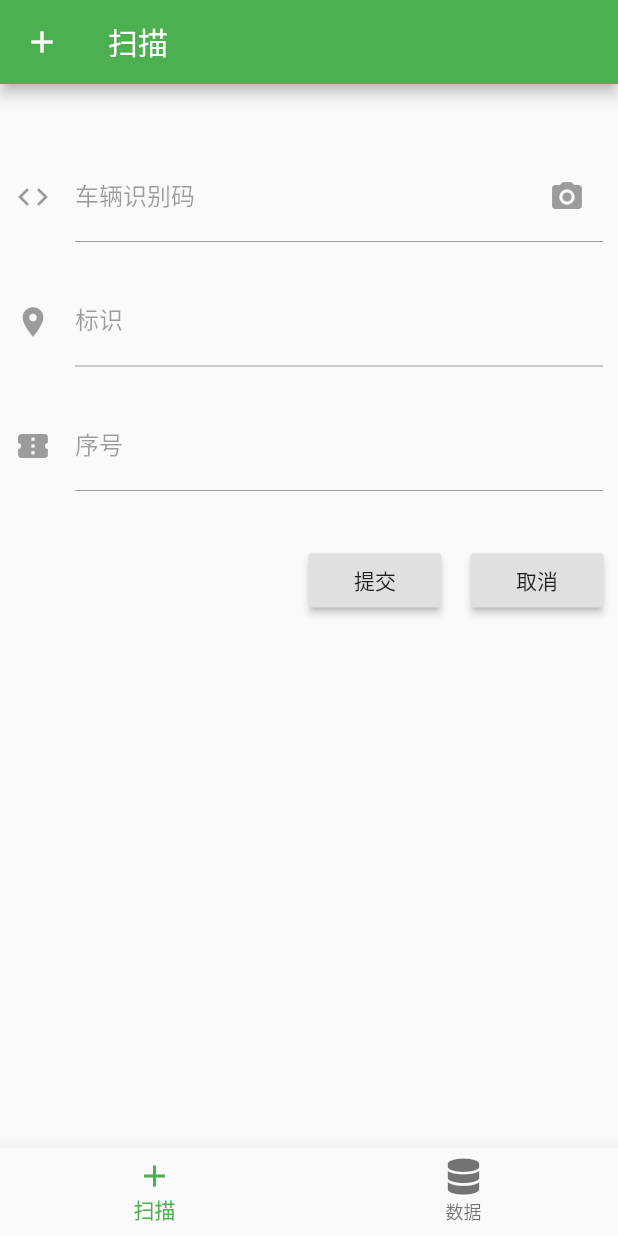
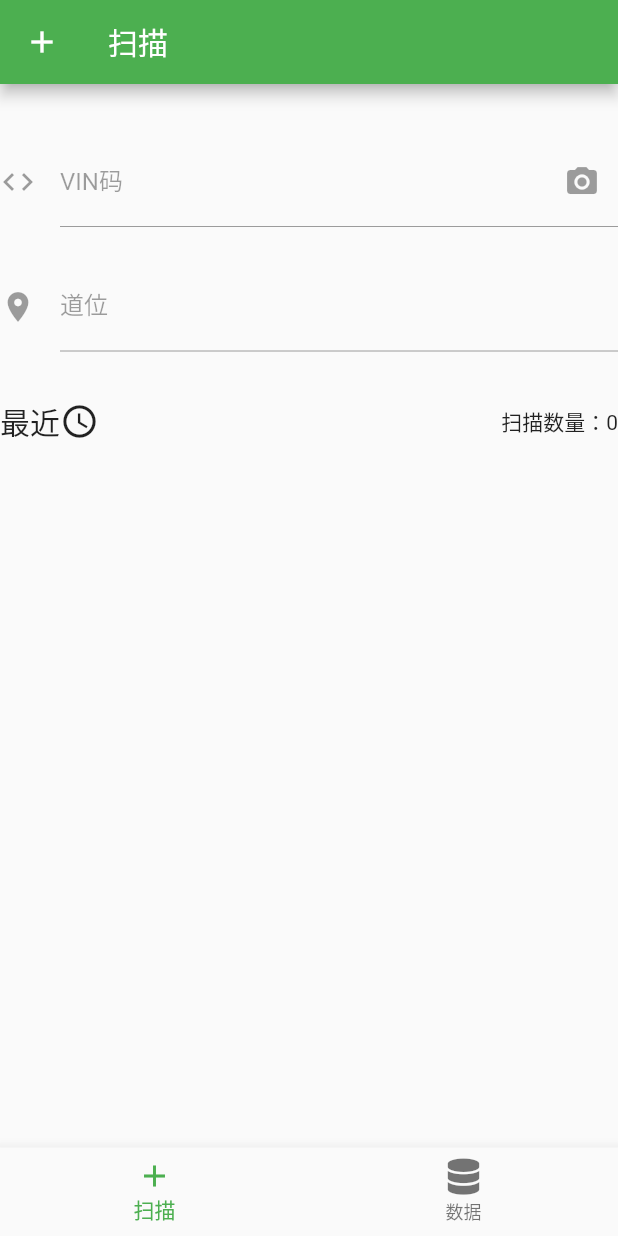
Before and after one commit to wwts17/ws_app, a Flutter app: the screen it shows after launch, on a phone screen of 412 x 824 dp. Run offline on Flutter 3.47's test engine with Material 2 defaults, Android fonts, the phone set to English and light mode, and no system bars; our stand-ins replace audioplayers, csv, file_picker, font_awesome_flutter, permission_handler, sqflite and 1 more; missing offline and left inert: barcode_scan, gbk2utf8, spreadsheet_decoder; accounts and stored records are empty.

Commit message:
Add load data from file

```diff
--- a/lib/src/widgets/add_car.dart
+++ b/lib/src/widgets/add_car.dart
@@ -2,6 +2,7 @@ import 'dart:async';
 import 'package:flutter/material.dart';
 import 'package:barcode_scan/barcode_scan.dart';
 import 'package:flutter/services.dart';
+import 'package:audioplayers/audio_cache.dart';
 import '../warehouse.dart';
 import '../car.dart';
 
@@ -10,22 +11,31 @@ class AddCar extends StatefulWidget {
   _AddCarState createState() => _AddCarState();
 }
 
+const _successAudio = 'success.mp3';
+
 class _AddCarState extends State<AddCar> with SingleTickerProviderStateMixin {
   AnimationController _controller;
 
+  static AudioCache _player = AudioCache();
   final _whRepo = WarehouseRepository();
-  final carRepo = CarRepository();
+  final _carRepo = CarRepository();
   final _textController = TextEditingController();
   final _formKey = GlobalKey<FormState>();
   bool _fieldState = false;
   String _barcode = '';
-  int _selected,_num;
-  String _mark,_vin;
+  int _selected;
+  String _mark, _vin;
+  static List<Car> latest = [];
 
   @override
   void initState() {
+    loadData();
     _controller = AnimationController(vsync: this);
     super.initState();
+  }
+
+  loadData() async {
+    await _player.load(_successAudio);
   }
 
   @override
@@ -37,10 +47,60 @@ class _AddCarState extends State<AddCar> with SingleTickerProviderStateMixin {
 
   @override
   Widget build(BuildContext context) {
-    return Padding(
-      padding: EdgeInsets.all(10.0),
-      child: ListView(children: [
-        Form(
+    return  ListView(
+                children:[
+                  _buildForm(),
+                Padding(
+                  padding: EdgeInsets.only(top: 20.0),
+                  child: Row(
+                    mainAxisAlignment: MainAxisAlignment.spaceBetween,
+                    children: <Widget>[
+                    Row(
+                    children: <Widget>[
+                      Text(
+                        '最近',
+                        style: TextStyle(fontSize: 20.0, fontWeight: FontWeight.w500),
+                      ),
+                      Icon(
+                        Icons.access_time,
+                        size: 26.0,
+                      ),
+                    ],
+                  ),
+                      Text('扫描数量：${latest.length}')
+                    ],
+                  ),
+                ),
+                Column(
+                  children: latest
+                      .map((f) =>Card(
+                      child: Container(
+                          child:Column(
+                            crossAxisAlignment: CrossAxisAlignment.stretch,
+                        children: <Widget>[
+                          Text('VIN码:${f.vin}'),
+                          FutureBuilder<Warehouse>(
+                            future: _whRepo.queryById(f.warehouseId),
+                            builder: (context, snap2) {
+                              if (snap2.connectionState == ConnectionState.done) {
+                                return Text('仓库：${snap2.data.name}');
+                              } else {
+                                return Container();
+                              }
+                            },
+                          ),
+                          Text('道位：${f.mark}'),
+                          Text('序号：${f.num}'),
+                        ],
+                      )))).toList(),
+                ),
+              ],
+            );
+  }
+
+
+  Widget _buildForm() {
+    return Form(
         key: _formKey,
         child: Column(
           children: <Widget>[
@@ -50,14 +110,20 @@ class _AddCarState extends State<AddCar> with SingleTickerProviderStateMixin {
                 future: _whRepo.all(),
                 builder: (context, snap) {
                   if (snap.connectionState == ConnectionState.done &&
-                        snap.data != null && snap.data.isNotEmpty) {
-                      return DropdownButtonFormField(
+                      snap.data != null &&
+                      snap.data.isNotEmpty) {
+                    return DropdownButtonFormField<int>(
                       onChanged: (value) {
                         print(value);
                         setState(() {
                           _selected = value;
                           _fieldState = true;
                         });
+                      },
+                      validator: (input) {
+                        if (input == null || input == 0) {
+                          return '请选择仓库';
+                        }
                       },
                       value: _selected,
                       decoration: InputDecoration(
@@ -80,16 +146,16 @@ class _AddCarState extends State<AddCar> with SingleTickerProviderStateMixin {
               child: TextFormField(
                 controller: _textController,
                 enabled: _fieldState,
-                  validator: (input){
-                    var r= RegExp(r'^[A-Za-z0-9]{17}$');
-                    if(!r.hasMatch(input)){
+                validator: (input) {
+                  var r = RegExp(r'^[A-Za-z0-9]{17}$');
+                  if (input.isEmpty || !r.hasMatch(input)) {
                     return '请输入由数字和字母组成的17位识别码';
                   }
                   return null;
                 },
-                  onSaved: (input)=>_vin = input,
+                onSaved: (input) => _vin = input,
                 decoration: InputDecoration(
-                    labelText: '车辆识别码',
+                  labelText: 'VIN码',
                   icon: Icon(Icons.code),
                   suffixIcon: IconButton(
                     icon: Icon(Icons.camera_alt),
@@ -98,6 +164,7 @@ class _AddCarState extends State<AddCar> with SingleTickerProviderStateMixin {
                       setState(() {
                         _textController.text = _barcode;
                       });
+                      _submit();
                     },
                   ),
                 ),
@@ -107,80 +174,58 @@ class _AddCarState extends State<AddCar> with SingleTickerProviderStateMixin {
               padding: EdgeInsets.symmetric(vertical: 12.0),
               child: TextFormField(
                 enabled: _fieldState,
-                  validator: (input){
-                    var r= RegExp(r'[\u4e00-\u9fa5\w]+$');
-                    if(!r.hasMatch(input)){
-                      return '请输入标识';
+                validator: (input) {
+                  var r = RegExp(r'[\u4e00-\u9fa5\w@]+$');
+                  if (input.isEmpty || !r.hasMatch(input)) {
+                    return '请输入道位';
                   }
                   return null;
                 },
-                  onSaved: (input)=>_mark = input,
+                onSaved: (input) => _mark = input,
                 decoration: InputDecoration(
-                    labelText: '标识',
+                  labelText: '道位',
                   icon: Icon(Icons.room),
                 ),
               ),
             ),
-              Padding(
-                padding: EdgeInsets.symmetric(vertical: 12.0),
-                child: TextFormField(
-                  enabled: _fieldState,
-                  validator: (input){
-                    var r= RegExp(r'\d+$');
-                    if(!r.hasMatch(input)){
-                      return '请输入数字序号';
-                    }
-                    return null;
-                  },
-                  onSaved: (input)=>_num = int.parse(input),
-                  keyboardType: TextInputType.number,
-                  decoration: InputDecoration(
-                    labelText: '序号',
-                    icon: Icon(Icons.confirmation_number),
-                  ),
-                ),
-              ),
-              Padding(
-                padding: EdgeInsets.symmetric(vertical: 24.0),
-                child: Row(
-                  mainAxisAlignment: MainAxisAlignment.end,
-                  children: <Widget>[
-                    RaisedButton(
-                      onPressed: _submit,
-                      child: const Text('提交'),
-                    ),
-                    Padding(
-                      padding: EdgeInsets.all(10.0),
-                    ),
-                    RaisedButton(
-                      onPressed: _cancel,
-                      child: const Text('取消'),
-                    ),
+//              Padding(
+//                padding: EdgeInsets.symmetric(vertical: 12.0),
+//                child: TextFormField(
+//                  enabled: _fieldState,
+//                  validator: (input){
+//                    var r= RegExp(r'\d+$');
+//                    if(!r.hasMatch(input)){
+//                      return '请输入数字序号';
+//                    }
+//                    return null;
+//                  },
+//                  onSaved: (input)=>_num = int.parse(input),
+//                  keyboardType: TextInputType.number,
+//                  decoration: InputDecoration(
+//                    labelText: '序号',
+//                    icon: Icon(Icons.confirmation_number),
+//                  ),
+//                ),
+//              ),
           ],
         ),
-              )
-            ],
-          ),
-        ),
-      ]),
       );
   }
 
-  void _submit() async{
+  void _submit() async {
     if (_formKey.currentState.validate()) {
       _formKey.currentState.save();
-      await carRepo.save(Car(warehouseId: _selected,vin: _vin,mark: _mark,num: _num));
-      print("----------------------->${carRepo.all()}");
+      int _num = await _carRepo.count(_selected, _mark);
+      Car _add =
+          Car(warehouseId: _selected, vin: _vin, mark: _mark, num: _num + 1);
+      int result = await _carRepo.save(_add);
+      if (result > 0) {
+        await playMusic();
       }
+      setState(() {
+        latest.add(_add);
+      });
     }
-
-  void _cancel() {
-    setState(() {
-      _formKey.currentState.reset();
-      _textController.text = '';
-      _selected = null;
-      _fieldState = false;
-    });
   }
 
   Future scan() async {
@@ -202,4 +247,8 @@ class _AddCarState extends State<AddCar> with SingleTickerProviderStateMixin {
       setState(() => this._barcode = 'Unknown error: $e');
     }
   }
+
+  Future<void> playMusic() async {
+    await _player.play(_successAudio);
   }
+}
--- a/lib/src/widgets/carlist.dart
+++ b/lib/src/widgets/carlist.dart
@@ -31,16 +31,17 @@ class _CarListViewState extends State<CarListView> with SingleTickerProviderStat
       builder: (context,snap){
         if(snap.connectionState==ConnectionState.done&&snap.data!=null){
           List<Widget> widgets = List();
-          widgets.add(Text('Total：${snap.data.length}',style: TextStyle(fontSize: 20.0),));
+          widgets.add(Text('扫描总数：${snap.data.length}',style: TextStyle(fontSize: 20.0),));
           for (int i=0;i<snap.data.length;i++) {
             widgets.add(Card(
               child: Column(
+                crossAxisAlignment: CrossAxisAlignment.stretch,
                 children: <Widget>[
                   Text('${i+1}/${snap.data.length}'),
-                  Text('ID：${snap.data[i].id}'),
-                  Text('车辆识别码：${snap.data[i].vin}'),
+                  //Text('ID：${snap.data[i].id}'),
+                  Text('VIN码：${snap.data[i].vin}'),
                   FutureBuilder<Warehouse>(
-                    future: _whRepo.queryById(snap.data[i].id),
+                    future: _whRepo.queryById(snap.data[i].warehouseId),
                     builder: (context,snap2){
                       if(snap2.connectionState==ConnectionState.done){
                         return Text('仓库：${snap2.data.name}');
@@ -49,10 +50,9 @@ class _CarListViewState extends State<CarListView> with SingleTickerProviderStat
                       }
                     },
                   ),
-                  Text('标识：${snap.data[i].mark}'),
+                  Text('道位：${snap.data[i].mark}'),
                   Text('序号：${snap.data[i].num}'),
                   Text('创建时间：${snap.data[i].createdAt}'),
-                  Text('更新时间：${snap.data[i].updatedAt}'),
                 ],
               ),
             ));
--- a/lib/src/widgets/search.dart
+++ b/lib/src/widgets/search.dart
@@ -13,8 +13,8 @@ class _SearchPageState extends State<SearchPage>
   final _carRepo = CarRepository();
   final _whRepo = WarehouseRepository();
   final _textController= TextEditingController();
-  int _currentIndex = 0;
-  List _searchResult = [];
+//  int _currentIndex = 0;
+//  List _searchResult = [];
   String _vin = '';
 
   @override
@@ -48,7 +48,7 @@ class _SearchPageState extends State<SearchPage>
         ),
         ),
       body: FutureBuilder<List<Car>>(
-        future: _carRepo.searchVIN(_vin),
+        future: _carRepo.searchVinLike(_vin),
         builder: (context,snap){
           if(snap.connectionState==ConnectionState.done&&snap.data!=null){
             List<Widget> widgets = List();
@@ -56,12 +56,13 @@ class _SearchPageState extends State<SearchPage>
             for (int i=0;i<snap.data.length;i++) {
               widgets.add(Card(
                 child: Column(
+                  crossAxisAlignment: CrossAxisAlignment.stretch,
                   children: <Widget>[
                     Text('${i+1}/${snap.data.length}'),
                     Text('ID：${snap.data[i].id}'),
-                    Text('车辆识别码：${snap.data[i].vin}'),
+                    Text('VIN码：${snap.data[i].vin}'),
                     FutureBuilder<Warehouse>(
-                      future: _whRepo.queryById(snap.data[i].id),
+                      future: _whRepo.queryById(snap.data[i].warehouseId),
                       builder: (context,snap2){
                         if(snap2.connectionState==ConnectionState.done){
                           return Text('仓库：${snap2.data.name}');
@@ -70,10 +71,9 @@ class _SearchPageState extends State<SearchPage>
                         }
                       },
                     ),
-                    Text('标识：${snap.data[i].mark}'),
+                    Text('道位：${snap.data[i].mark}'),
                     Text('序号：${snap.data[i].num}'),
                     Text('创建时间：${snap.data[i].createdAt}'),
-                    Text('更新时间：${snap.data[i].updatedAt}'),
                   ],
                 ),
               ));
--- a/lib/src/widgets/settings.dart
+++ b/lib/src/widgets/settings.dart
@@ -6,6 +6,7 @@ import 'package:file_picker/file_picker.dart';
 import 'package:permission_handler/permission_handler.dart';
 import 'package:csv/csv.dart';
 import 'package:gbk2utf8/gbk2utf8.dart';
+
 
 import '../database.dart';
 
@@ -105,12 +106,12 @@ class _SettingPageState extends State<SettingPage>
     final sql = '''
     SELECT
     car.id AS ID,
-    car.vin AS 车辆识别码,
+    car.vin AS VIN码,
     warehouse.name AS 仓库,
-    car.mark AS 标识,
+    car.mark AS 道位,
     car.num AS 序号,
-    car.created_at AS 创建时间
-    FROM car,warehouse WHERE car.warehouse_id = warehouse.id ORDER BY 创建时间;
+    car.created_at AS 扫描时间
+    FROM car,warehouse WHERE car.warehouse_id = warehouse.id ORDER BY 扫描时间;
     ''';
     var result = await client.rawQuery(sql);
     List<List<dynamic>> rows = List();
@@ -129,9 +130,19 @@ class _SettingPageState extends State<SettingPage>
 
   void _inputData() async {
     var file = await FilePicker.getFile();
-    setState(() {
-      _openPath = file.path;
-    });
+    var decoder = new SpreadsheetDecoder.decodeBytes(file.readAsBytesSync());
+    var table = decoder.tables['Sheet1'];
+    var columnName = table.rows[0];
+    List<Map<String,dynamic>> alls = List();
+    for(int i=1;i<table.rows.length;i++){
+      var row = table.rows[i];
+      Map<String,dynamic> gen = {};
+      for(int j=0;j<columnName.length;j++){
+        gen.addAll({columnName[j]:row[j]});
+      }
+      alls.add(gen);
+    }
+    alls.forEach((f)=>print('${f}'));
   }
 
   void _deleteData() {
--- a/pubspec.yaml
+++ b/pubspec.yaml
@@ -3,7 +3,7 @@ description:  Flutter application.
 version: 1.0.0+1
 
 environment:
-  sdk: ">=2.2.2 <3.0.0"
+  sdk: ">=2.2.3 <3.0.0"
 
 dependencies:
   flutter:
@@ -19,7 +19,7 @@ dependencies:
   permission_handler: ^3.1.0
   csv: ^4.0.3
   gbk2utf8: ^1.0.1
-  loader_search_bar: ^1.0.3+3
+  audioplayers: ^0.13.0
 
   spreadsheet_decoder: ^1.0.1
 
@@ -30,3 +30,5 @@ dev_dependencies:
 
 flutter:
   uses-material-design: true
+  assets:
+    - assets/success.mp3
```
Also changed, not shown: lib/main.dart (+8 -0 lines), lib/src/car.dart (+16 -1 lines), lib/src/warehouse.dart (+10 -1 lines), lib/src/widgets/add_warehouse.dart (+20 -7 lines), lib/src/widgets/search_file.dart (added, +98 -0 lines), pubspec.lock, 1 other file. Lines whose indentation alone changed are shown as unchanged.
